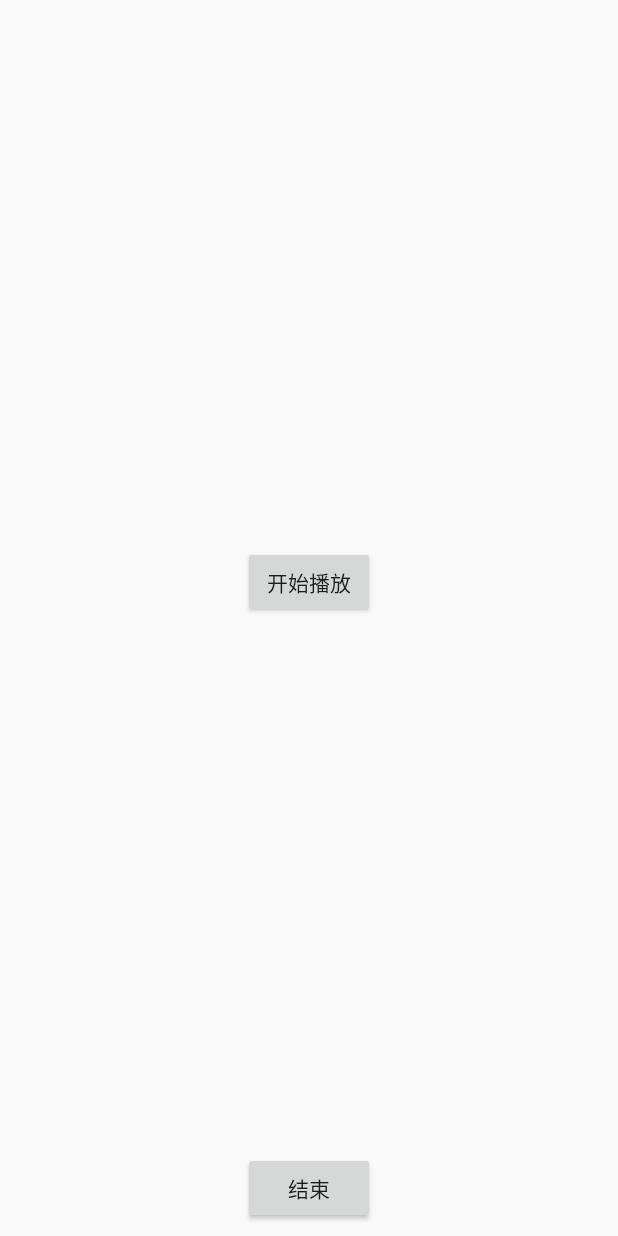
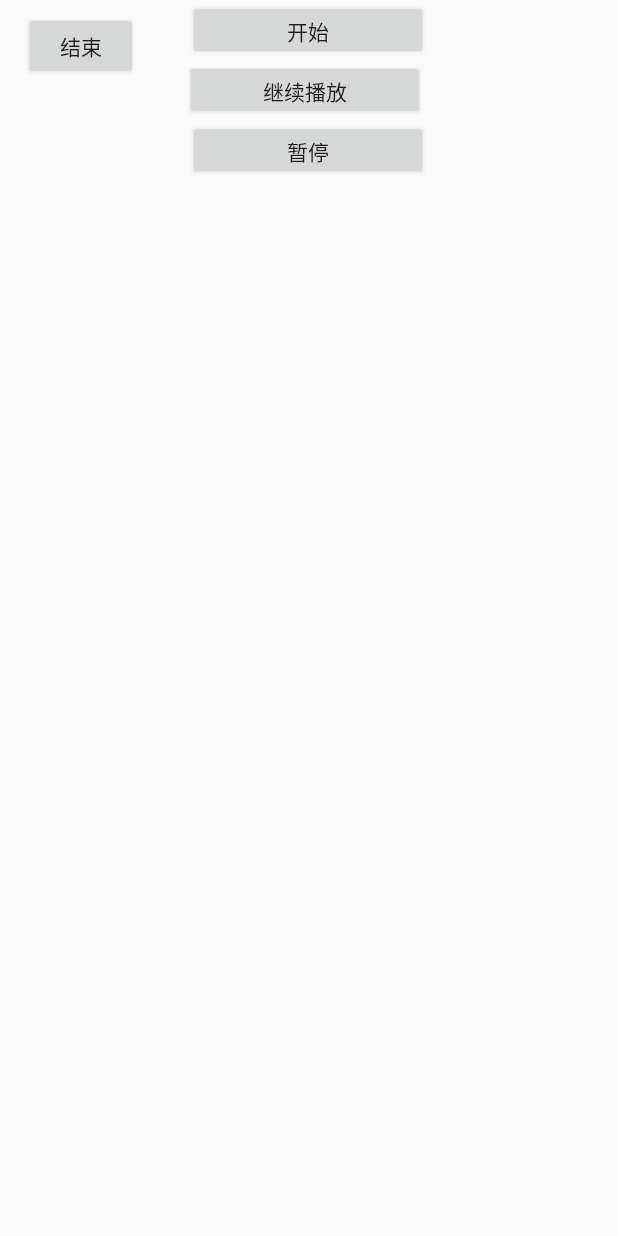
Before and after one commit to kfrepo/FFmusic, an Android app: the layout activity_main.xml on its own in the app's theme, with its tools: preview values and no code run, on a phone screen of 412 x 824 dp. Run offline under Robolectric (Android 15) with nearby library versions, the phone set to English and light mode, and no system bars.

Commit message:
添加暂停功能

```diff
--- a/app/src/main/res/layout/activity_main.xml
+++ b/app/src/main/res/layout/activity_main.xml
@@ -8,29 +8,57 @@
 
 
     <Button
-        android:id="@+id/playbutton"
-        android:layout_width="wrap_content"
-        android:layout_height="wrap_content"
+        android:id="@+id/startbutton"
+        android:layout_width="160dp"
+        android:layout_height="40dp"
+        android:layout_marginStart="8dp"
+        android:layout_marginTop="0dp"
+        android:layout_marginEnd="8dp"
+        android:text="开始"
+        app:layout_constraintBottom_toTopOf="@+id/finishbutton"
+        app:layout_constraintEnd_toEndOf="parent"
+        app:layout_constraintHorizontal_bias="0.498"
+        app:layout_constraintStart_toStartOf="parent"
+        app:layout_constraintTop_toTopOf="parent"
+        app:layout_constraintVertical_bias="0.012" />
+
+    <Button
+        android:id="@+id/resumebutton"
+        android:layout_width="160dp"
+        android:layout_height="40dp"
+        android:layout_marginStart="8dp"
+        android:layout_marginEnd="8dp"
+        android:text="继续播放"
+        app:layout_constraintEnd_toEndOf="parent"
+        app:layout_constraintHorizontal_bias="0.488"
+        app:layout_constraintStart_toStartOf="parent"
+        app:layout_constraintTop_toBottomOf="@+id/startbutton" />
+
+    <Button
+        android:id="@+id/pausebutton"
+        android:layout_width="160dp"
+        android:layout_height="40dp"
+        android:layout_marginStart="8dp"
+        android:layout_marginEnd="8dp"
+        android:text="暂停"
+        app:layout_constraintEnd_toEndOf="parent"
+        app:layout_constraintHorizontal_bias="0.497"
+        app:layout_constraintStart_toStartOf="parent"
+        app:layout_constraintTop_toBottomOf="@+id/resumebutton" />
+
+
+
+    <Button
+        android:id="@+id/finishbutton"
+        android:layout_width="76dp"
+        android:layout_height="45dp"
         android:layout_marginStart="8dp"
         android:layout_marginTop="8dp"
         android:layout_marginEnd="8dp"
-        android:text="开始播放"
-        app:layout_constraintBottom_toTopOf="@+id/finishbutton"
-        app:layout_constraintEnd_toEndOf="parent"
+        android:text="结束"
+        app:layout_constraintEnd_toStartOf="@+id/startbutton"
+        app:layout_constraintHorizontal_bias="0.242"
         app:layout_constraintStart_toStartOf="parent"
         app:layout_constraintTop_toTopOf="parent" />
 
-    <Button
-        android:id="@+id/finishbutton"
-        android:layout_width="wrap_content"
-        android:layout_height="wrap_content"
-        android:layout_marginStart="8dp"
-        android:layout_marginEnd="8dp"
-        android:layout_marginBottom="8dp"
-        android:text="结束"
-        app:layout_constraintBottom_toBottomOf="parent"
-        app:layout_constraintEnd_toEndOf="parent"
-        app:layout_constraintHorizontal_bias="0.501"
-        app:layout_constraintStart_toStartOf="parent" />
-
 </android.support.constraint.ConstraintLayout>
--- /dev/null
+++ b/myplayer/src/main/java/com/wguet/myplayer/listener/FFOnLoadListener.java
@@ -0,0 +1,6 @@
+package com.wguet.myplayer.listener;
+
+public interface FFOnLoadListener {
+
+    void onLoad(boolean load);
+}
--- a/myplayer/src/main/java/com/wguet/myplayer/util/LogUtil.java
+++ b/myplayer/src/main/java/com/wguet/myplayer/util/LogUtil.java
@@ -1,6 +1,7 @@
 package com.wguet.myplayer.util;
 
 import android.util.Log;
+
 
 public class LogUtil {
 
@@ -11,4 +12,5 @@ public class LogUtil {
     public static void e(String msg) {
         Log.e("LogUtil", msg);
     }
+
 }
```
Also changed, not shown: app/src/main/java/com/wguet/ffmusic/MainActivity.java (+44 -6 lines), myplayer/src/main/java/com/wguet/myplayer/listener/FFOnPauseResumeListener.java (added, +7 -0 lines), myplayer/src/main/java/com/wguet/myplayer/player/FFPlayer.java (+60 -5 lines), 8 other files.
